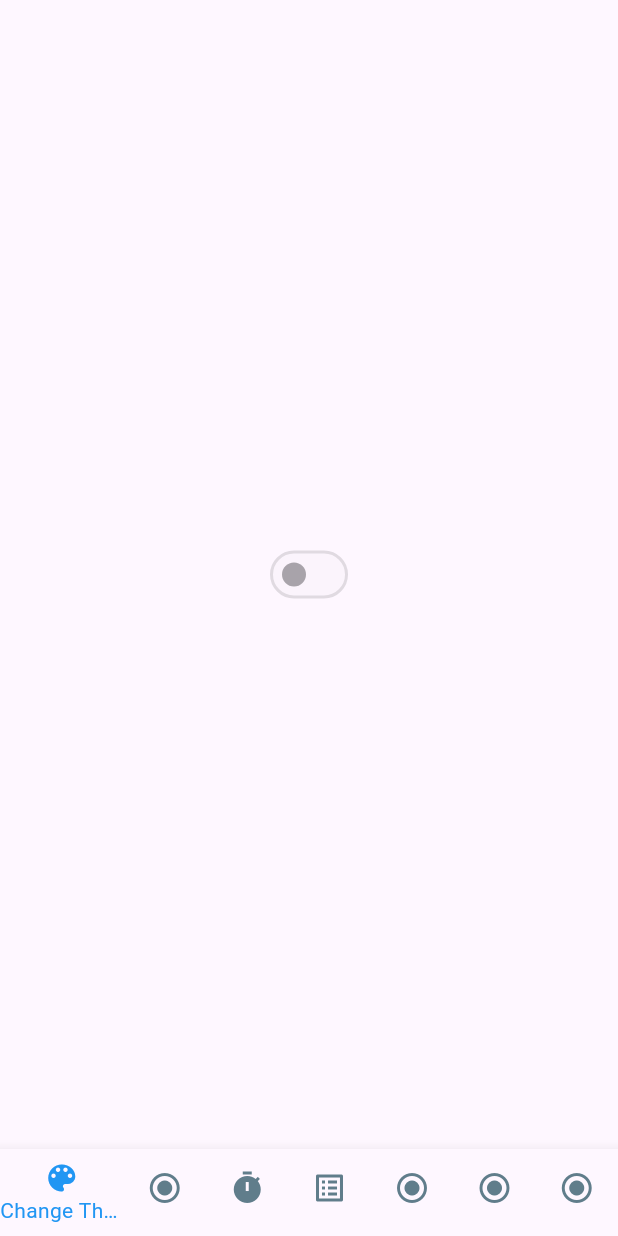
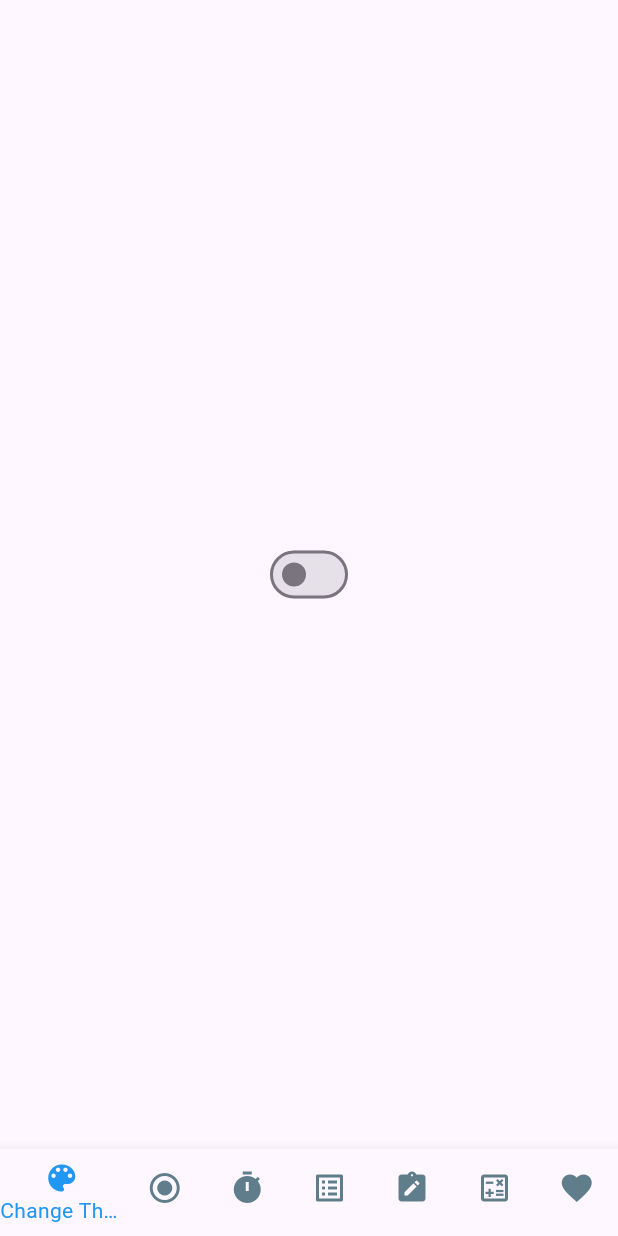
Before and after one commit to ExecutWBXrn/provider-studing, a Flutter app: the screen it shows after launch, on a phone screen of 412 x 824 dp. Run offline on Flutter 3.47's test engine with Material 3 defaults, Android fonts, the phone set to English and light mode, and no system bars.

Commit message:
create change theme via ValueNotifier

```diff
--- a/lib/main.dart
+++ b/lib/main.dart
@@ -1,8 +1,11 @@
 import 'package:flutter/material.dart';
 import 'providers/themeVN.dart';
+import 'package:provider/provider.dart';
+
+final ValueNotifier<bool> isDarkMode = ValueNotifier<bool>(false);
 
 void main() {
-  runApp(MyApp());
+  runApp(ValueListenableProvider.value(value: isDarkMode, child: MyApp()));
 }
 
 class MyApp extends StatefulWidget {
@@ -13,14 +16,23 @@ class MyApp extends StatefulWidget {
 }
 
 class MyAppState extends State<MyApp> {
+  int index = 0;
+
+  void onTapIndex(int index) {
+    setState(() {
+      this.index = index;
+    });
+  }
+
   @override
   Widget build(BuildContext context) {
     return MaterialApp(
+      theme: isDarkMode.value ? ThemeData.dark() : ThemeData.light(),
       home: Scaffold(
-        body: IndexedStack(index: 0, children: [ChangeTheme()]),
+        body: IndexedStack(index: index, children: [ChangeTheme(context)]),
         bottomNavigationBar: BottomNavigationBar(
-          currentIndex: 0,
-          onTap: null,
+          currentIndex: index,
+          onTap: onTapIndex,
           fixedColor: Colors.blue,
           backgroundColor: Colors.blueGrey,
           unselectedItemColor: Colors.blueGrey,
@@ -39,15 +51,15 @@ class MyAppState extends State<MyApp> {
               label: "To-Do list",
             ),
             BottomNavigationBarItem(
-              icon: Icon(Icons.radio_button_checked),
+              icon: Icon(Icons.note_alt),
               label: "NotesModel",
             ),
             BottomNavigationBarItem(
-              icon: Icon(Icons.radio_button_checked),
+              icon: Icon(Icons.calculate_outlined),
               label: "Calculator",
             ),
             BottomNavigationBarItem(
-              icon: Icon(Icons.radio_button_checked),
+              icon: Icon(Icons.favorite),
               label: "Favorite goods",
             ),
           ],
--- a/lib/providers/themeVN.dart
+++ b/lib/providers/themeVN.dart
@@ -1,10 +1,18 @@
 import 'package:flutter/material.dart';
+import 'package:provider/provider.dart';
+import 'package:provider_projects/main.dart';
 
-Widget ChangeTheme() {
+Widget ChangeTheme(BuildContext context) {
+  final bool _themeMode = context.watch<bool>();
   return Center(
     child: Column(
       mainAxisAlignment: MainAxisAlignment.center,
-      children: [Switch(value: false, onChanged: null)],
+      children: [
+        Switch(
+          value: _themeMode,
+          onChanged: (_) => {isDarkMode.value = !isDarkMode.value},
+        ),
+      ],
     ),
   );
 }
```
